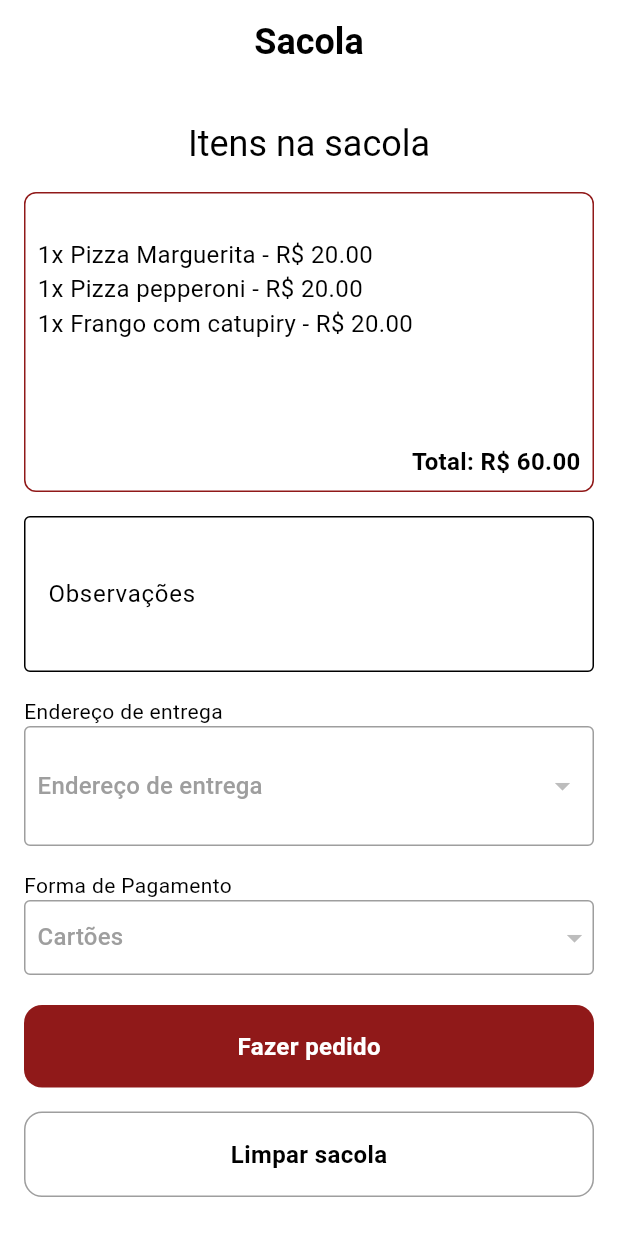
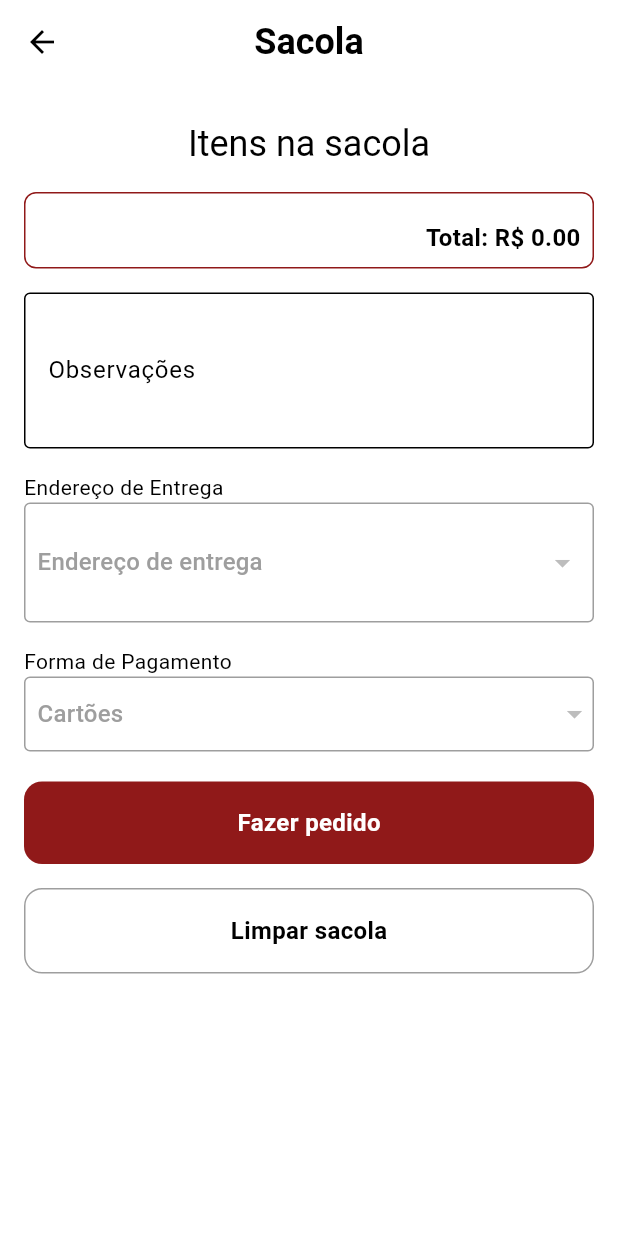
Before and after one commit to victorcaetanos/mobile_pizzaria_app, a Flutter app: the CartPage screen opened directly, on a phone screen of 412 x 824 dp. Run offline on Flutter 3.47's test engine with Material 3 defaults, Android fonts, the phone set to English and light mode, and no system bars; our stand-ins replace bloc, flutter_bloc, mask_text_input_formatter, shared_preferences; missing offline and left inert: dart:ffi; accounts and stored records are empty.

Commit message:
Cart changes

```diff
--- a/lib/features/cart/domain/entities/cart.dart
+++ b/lib/features/cart/domain/entities/cart.dart
@@ -1,3 +1,5 @@
+import 'dart:ffi';
+
 import 'package:mobile_pizzaria_app/features/address/data/address_repo.dart';
 import 'package:mobile_pizzaria_app/features/address/domain/entities/address.dart';
 import 'package:mobile_pizzaria_app/features/card/data/card_repo.dart';
@@ -7,8 +9,6 @@ import 'package:mobile_pizzaria_app/features/user/data/profile_user_repo.dart';
 import 'package:mobile_pizzaria_app/features/user/domain/entities/profile_user.dart';
 
 class Cart {
-  final double total;
-  final double discount;
   final ProfileUser user;
   final String notes;
   final Address address;
@@ -18,8 +18,6 @@ class Cart {
   final DateTime createdAt;
 
   Cart({
-    required this.total,
-    required this.discount,
     required this.user,
     required this.notes,
     required this.address,
@@ -31,8 +29,6 @@ class Cart {
 
   Map<String, dynamic> toJson() {
     return {
-      'total': total,
-      'discount': discount,
       'user': user,
       'notes': notes,
       'address': address,
@@ -45,8 +41,6 @@ class Cart {
 
   factory Cart.fromJson(Map<String, dynamic> json) {
     return Cart(
-      total: json['total'] ?? 0.0,
-      discount: json['discount'] ?? 0.0,
       user: json['user'] ?? ProfileUserRepo().empty(),
       notes: json['notes'] ?? '',
       address: json['address'] ?? AddressRepo().empty(),
@@ -56,4 +50,36 @@ class Cart {
       createdAt: json['created_at'],
     );
   }
+
+  Cart copyWith({
+    ProfileUser? user,
+    String? notes,
+    Address? address,
+    MyCard? card,
+    List<OrderItem>? items,
+    bool? isActive,
+    DateTime? createdAt,
+  }) {
+    return Cart(
+      user: user ?? this.user,
+      notes: notes ?? this.notes,
+      address: address ?? this.address,
+      card: card ?? this.card,
+      items: items ?? this.items,
+      isActive: isActive ?? this.isActive,
+      createdAt: createdAt ?? this.createdAt,
+    );
+  }
+
+  double total() {
+    return items.fold(0, (sum, item) => sum + item.price);
+  }
+
+  double totalDiscount() {
+    return items.fold(0, (sum, item) => sum + item.discount);
+  }
+
+  double totalMinusDiscount() {
+    return total() - totalDiscount();
+  }
 }
--- a/lib/features/cart/presentation/components/cart_display.dart
+++ b/lib/features/cart/presentation/components/cart_display.dart
@@ -12,7 +12,6 @@ class CartDisplay extends StatelessWidget {
   Widget build(BuildContext context) {
     return Container(
       width: double.infinity,
-      height: 200.0,
       padding: const EdgeInsets.all(8.0),
       decoration: BoxDecoration(
         color: Theme.of(context).scaffoldBackgroundColor,
@@ -27,17 +26,39 @@ class CartDisplay extends StatelessWidget {
         crossAxisAlignment: CrossAxisAlignment.start,
         children: [
           const SizedBox(height: 2.0),
-          const Text(
-            '1x Pizza Marguerita - R\$ 20.00\n'
-            '1x Pizza pepperoni - R\$ 20.00\n'
-            '1x Frango com catupiry - R\$ 20.00\n',
-            style: TextStyle(fontSize: 16.0),
-          ),
+            Column(
+            children: cart.items.map((item) {
+              return Row(
+              mainAxisAlignment: MainAxisAlignment.spaceBetween,
+              children: [
+                GestureDetector(
+                onTap: () {
+                  // Handle item removal
+                },
+                child: const Icon(Icons.remove_circle, color: Colors.red),
+                ),
+                Text(
+                '${item.quantity}x ${item.product.name} - R\$ ${item.price.toStringAsFixed(2)}',
+                style: TextStyle(
+                  fontSize: 16.0,
+                  color: Theme.of(context).colorScheme.onSurface,
+                ),
+                ),
+                GestureDetector(
+                onTap: () {
+                  // Handle item addition
+                },
+                child: const Icon(Icons.add_circle, color: Colors.green),
+                ),
+              ],
+              );
+            }).toList(),
+            ),
           const SizedBox(height: 8.0),
           Align(
             alignment: Alignment.bottomRight,
             child: Text(
-              'Total: R\$ 60.00',
+              'Total: R\$ ${cart.total().toStringAsFixed(2)}',
               style: TextStyle(
                 fontSize: 16.0,
                 fontWeight: FontWeight.bold,
--- a/lib/features/cart/presentation/pages/cart_page.dart
+++ b/lib/features/cart/presentation/pages/cart_page.dart
@@ -8,6 +8,7 @@ import 'package:mobile_pizzaria_app/features/auth/presentation/cubits/auth_cubit
 import 'package:mobile_pizzaria_app/features/card/domain/entities/card.dart';
 import 'package:mobile_pizzaria_app/features/card/presentation/cubits/card_cubit.dart';
 import 'package:mobile_pizzaria_app/features/card/presentation/cubits/card_state.dart';
+import 'package:mobile_pizzaria_app/features/cart/domain/entities/cart.dart';
 import 'package:mobile_pizzaria_app/features/cart/presentation/components/address_dropdown_selector.dart';
 import 'package:mobile_pizzaria_app/features/cart/presentation/components/card_dropdown_selector.dart';
 import 'package:mobile_pizzaria_app/features/cart/presentation/components/cart_display.dart';
@@ -28,6 +29,8 @@ class _CartPageState extends State<CartPage> {
   late ProfileCubit profileCubit = context.read<ProfileCubit>();
   late AddressCubit addressCubit = context.read<AddressCubit>();
   late CardCubit cardCubit = context.read<CardCubit>();
+
+  final TextEditingController observationsController = TextEditingController();
 
   Address? selectedAddress;
   MyCard? selectedCard;
@@ -67,7 +70,6 @@ class _CartPageState extends State<CartPage> {
                 ),
                 textAlign: TextAlign.center,
               ),
-              leading: Container(),
               centerTitle: true,
             ),
             body: SafeArea(
@@ -86,20 +88,55 @@ class _CartPageState extends State<CartPage> {
                       const SizedBox(height: 16),
                       CartDisplay(cart: state.cart),
                       const SizedBox(height: 16),
-                      TextField(
+                      _buildNotesTextField(),
+                      const SizedBox(height: 16),
+                      const Align(
+                        alignment: Alignment.centerLeft,
+                        child: Text('Endereço de Entrega'),
+                      ),
+                      _buildAddressDropdown(),
+                      const SizedBox(height: 16),
+                      const Align(
+                        alignment: Alignment.centerLeft,
+                        child: Text('Forma de Pagamento'),
+                      ),
+                      _buildCardDropdown(),
+                      const SizedBox(height: 20),
+                      _buildMakeOrderButton(context),
+                      const SizedBox(height: 16),
+                      _buildClearCartButton(context),
+                      const SizedBox(height: 16),
+                    ],
+                  ),
+                ),
+              ),
+            ),
+          );
+        } else {
+          return const Scaffold(
+            body: Center(
+              child: Text('Erro ao carregar o carinho'),
+            ),
+          );
+        }
+      },
+    );
+  }
+
+  TextField _buildNotesTextField() {
+    return TextField(
       decoration: const InputDecoration(
         labelText: 'Observações',
         border: OutlineInputBorder(),
       ),
       maxLines: 3,
       onChanged: (value) => notes = value,
-                      ),
-                      const SizedBox(height: 16),
-                      const Align(
-                        alignment: Alignment.centerLeft,
-                        child: Text('Endereço de entrega'),
-                      ),
-                      BlocBuilder<AddressCubit, AddressState>(
+      controller: observationsController,
+    );
+  }
+
+  BlocBuilder<AddressCubit, AddressState> _buildAddressDropdown() {
+    return BlocBuilder<AddressCubit, AddressState>(
       builder: (context, state) {
         if (state is AddressLoaded) {
           return DropdownAddressSelector(
@@ -117,13 +154,12 @@ class _CartPageState extends State<CartPage> {
             () => selectedAddress = address,
           ),
         );
-                      }),
-                      const SizedBox(height: 16),
-                      const Align(
-                        alignment: Alignment.centerLeft,
-                        child: Text('Forma de Pagamento'),
-                      ),
-                      BlocBuilder<CardCubit, CardState>(
+      },
+    );
+  }
+
+  BlocBuilder<CardCubit, CardState> _buildCardDropdown() {
+    return BlocBuilder<CardCubit, CardState>(
       builder: (context, state) {
         if (state is CardLoaded) {
           return DropdownCardSelector(
@@ -142,33 +178,11 @@ class _CartPageState extends State<CartPage> {
           ),
         );
       },
-                      ),
-                      const SizedBox(height: 20),
-                      GestureDetector(
-                        onTap: () {
-                          Navigator.pop(context);
-                        },
-                        child: Container(
-                          width: double.infinity,
-                          padding: const EdgeInsets.symmetric(vertical: 16),
-                          decoration: BoxDecoration(
-                            color: Theme.of(context).colorScheme.tertiary,
-                            borderRadius: BorderRadius.circular(12),
-                          ),
-                          child: Center(
-                            child: Text(
-                              'Fazer pedido',
-                              style: TextStyle(
-                                color: Theme.of(context).colorScheme.onPrimary,
-                                fontSize: 16,
-                                fontWeight: FontWeight.bold,
-                              ),
-                            ),
-                          ),
-                        ),
-                      ),
-                      const SizedBox(height: 16),
-                      GestureDetector(
+    );
+  }
+
+  GestureDetector _buildClearCartButton(BuildContext context) {
+    return GestureDetector(
       onTap: () {
         // Handle cart clearing
       },
@@ -193,22 +207,32 @@ class _CartPageState extends State<CartPage> {
           ),
         ),
       ),
+    );
+  }
+
+  GestureDetector _buildMakeOrderButton(BuildContext context) {
+    return GestureDetector(
+      onTap: () {
+        Navigator.pop(context);
+      },
+      child: Container(
+        width: double.infinity,
+        padding: const EdgeInsets.symmetric(vertical: 16),
+        decoration: BoxDecoration(
+          color: Theme.of(context).colorScheme.tertiary,
+          borderRadius: BorderRadius.circular(12),
         ),
-                      const SizedBox(height: 16),
-                    ],
+        child: Center(
+          child: Text(
+            'Fazer pedido',
+            style: TextStyle(
+              color: Theme.of(context).colorScheme.onPrimary,
+              fontSize: 16,
+              fontWeight: FontWeight.bold,
             ),
           ),
         ),
       ),
     );
-        } else {
-          return const Scaffold(
-            body: Center(
-              child: Text('Erro ao carregar o carinho'),
-            ),
-          );
-        }
-      },
-    );
   }
 }
--- a/lib/features/order_item/domain/entities/order_item.dart
+++ b/lib/features/order_item/domain/entities/order_item.dart
@@ -50,4 +50,26 @@ class OrderItem {
       isActive: json['is_active'] ?? false,
     );
   }
+
+  OrderItem copyWith({
+    String? id,
+    String? orderId,
+    Product? product,
+    int? quantity,
+    MySize? size,
+    double? price,
+    double? discount,
+    bool? isActive,
+  }) {
+    return OrderItem(
+      id: id ?? this.id,
+      orderId: orderId ?? this.orderId,
+      product: product ?? this.product,
+      quantity: quantity ?? this.quantity,
+      size: size ?? this.size,
+      price: price ?? this.price,
+      discount: discount ?? this.discount,
+      isActive: isActive ?? this.isActive,
+    );
+  }
 }
--- a/lib/features/size/presentation/components/size_dropdown_selector.dart
+++ b/lib/features/size/presentation/components/size_dropdown_selector.dart
@@ -3,7 +3,7 @@ import 'package:mobile_pizzaria_app/features/size/domain/entities/size.dart';
 
 class DropdownSizeSelector extends StatefulWidget {
   final List<MySize> sizes;
-  final MySize? selectedSize;
+  final MySize selectedSize;
   final Function(MySize?) onSizeSelected;
 
   const DropdownSizeSelector({
```
Also changed, not shown: lib/features/cart/data/cart_repo.dart (+4 -6 lines), lib/features/cart/presentation/cubits/cart_cubit.dart (+56 -3 lines), lib/features/product/presentation/components/product_dialog.dart (+10 -4 lines), 1 other file. Lines whose indentation alone changed are shown as unchanged.
